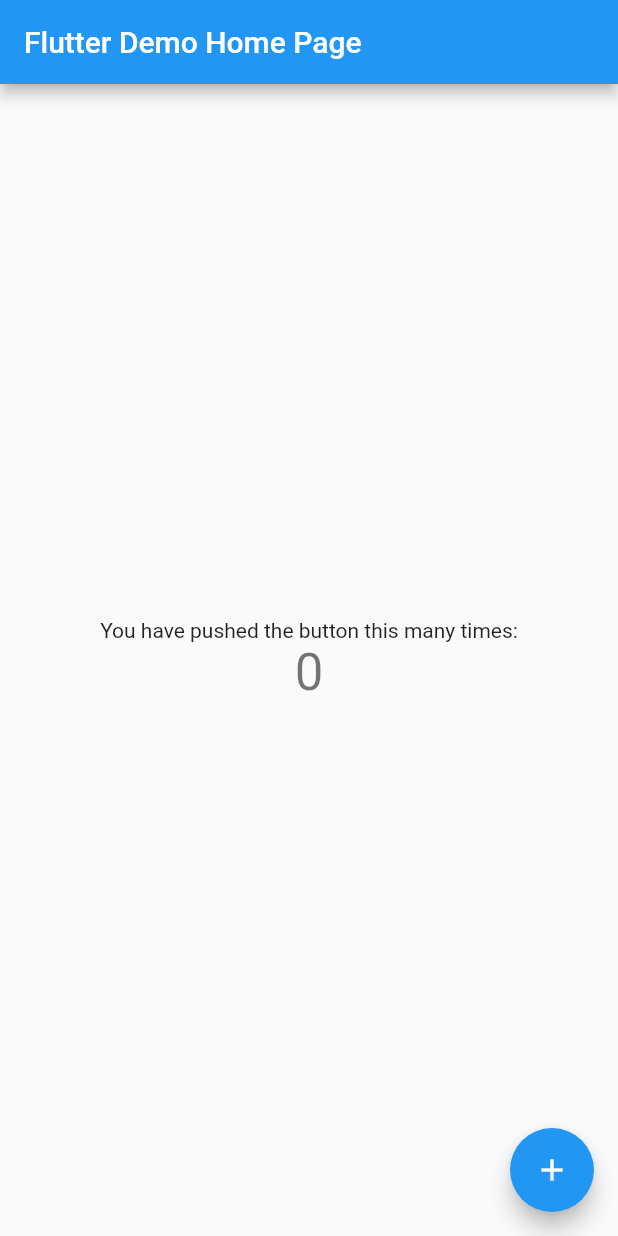
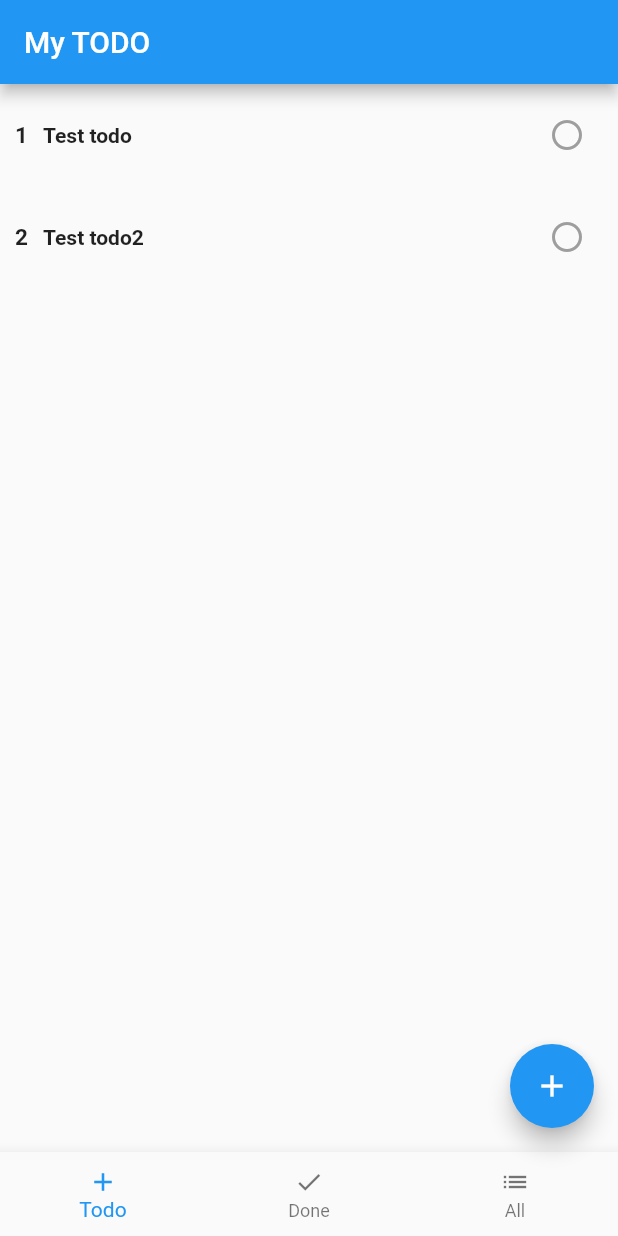
Before and after one commit to danihac/my_todo_flutter, a Flutter app: the screen it shows after launch, on a phone screen of 412 x 824 dp. Run offline on Flutter 3.47's test engine with Material 2 defaults, Android fonts, the phone set to English and light mode, and no system bars; our stand-ins replace rxdart.

Commit message:
prepare first part in live code time

```diff
--- a/lib/main.dart
+++ b/lib/main.dart
@@ -1,4 +1,5 @@
 import 'package:flutter/material.dart';
+import 'package:my_todo_flutter/todo_view.dart';
 
 void main() {
   runApp(const MyApp());
@@ -13,15 +14,6 @@
     return MaterialApp(
       title: 'Flutter Demo',
       theme: ThemeData(
-        // This is the theme of your application.
-        //
-        // Try running your application with "flutter run". You'll see the
-        // application has a blue toolbar. Then, without quitting the app, try
-        // changing the primarySwatch below to Colors.green and then invoke
-        // "hot reload" (press "r" in the console where you ran "flutter run",
-        // or simply save your changes to "hot reload" in a Flutter IDE).
-        // Notice that the counter didn't reset back to zero; the application
-        // is not restarted.
         primarySwatch: Colors.blue,
       ),
       home: const MyHomePage(title: 'Flutter Demo Home Page'),
@@ -31,16 +23,6 @@
 
 class MyHomePage extends StatefulWidget {
   const MyHomePage({Key? key, required this.title}) : super(key: key);
-
-  // This widget is the home page of your application. It is stateful, meaning
-  // that it has a State object (defined below) that contains fields that affect
-  // how it looks.
-
-  // This class is the configuration for the state. It holds the values (in this
-  // case the title) provided by the parent (in this case the App widget) and
-  // used by the build method of the State. Fields in a Widget subclass are
-  // always marked "final".
-
   final String title;
 
   @override
@@ -52,11 +34,6 @@
 
   void _incrementCounter() {
     setState(() {
-      // This call to setState tells the Flutter framework that something has
-      // changed in this State, which causes it to rerun the build method below
-      // so that the display can reflect the updated values. If we changed
-      // _counter without calling setState(), then the build method would not be
-      // called again, and so nothing would appear to happen.
       _counter++;
     });
   }
@@ -69,47 +46,49 @@
     // The Flutter framework has been optimized to make rerunning build methods
     // fast, so that you can just rebuild anything that needs updating rather
     // than having to individually change instances of widgets.
-    return Scaffold(
-      appBar: AppBar(
-        // Here we take the value from the MyHomePage object that was created by
-        // the App.build method, and use it to set our appbar title.
-        title: Text(widget.title),
-      ),
-      body: Center(
-        // Center is a layout widget. It takes a single child and positions it
-        // in the middle of the parent.
-        child: Column(
-          // Column is also a layout widget. It takes a list of children and
-          // arranges them vertically. By default, it sizes itself to fit its
-          // children horizontally, and tries to be as tall as its parent.
-          //
-          // Invoke "debug painting" (press "p" in the console, choose the
-          // "Toggle Debug Paint" action from the Flutter Inspector in Android
-          // Studio, or the "Toggle Debug Paint" command in Visual Studio Code)
-          // to see the wireframe for each widget.
-          //
-          // Column has various properties to control how it sizes itself and
-          // how it positions its children. Here we use mainAxisAlignment to
-          // center the children vertically; the main axis here is the vertical
-          // axis because Columns are vertical (the cross axis would be
-          // horizontal).
-          mainAxisAlignment: MainAxisAlignment.center,
-          children: <Widget>[
-            const Text(
-              'You have pushed the button this many times:',
-            ),
-            Text(
-              '$_counter',
-              style: Theme.of(context).textTheme.headline4,
-            ),
-          ],
-        ),
-      ),
-      floatingActionButton: FloatingActionButton(
-        onPressed: _incrementCounter,
-        tooltip: 'Increment',
-        child: const Icon(Icons.add),
-      ), // This trailing comma makes auto-formatting nicer for build methods.
-    );
+    return const TodoView();
+
+    // Scaffold(
+    //   appBar: AppBar(
+    //     // Here we take the value from the MyHomePage object that was created by
+    //     // the App.build method, and use it to set our appbar title.
+    //     title: Text(widget.title),
+    //   ),
+    //   body: Center(
+    //     // Center is a layout widget. It takes a single child and positions it
+    //     // in the middle of the parent.
+    //     child: Column(
+    //       // Column is also a layout widget. It takes a list of children and
+    //       // arranges them vertically. By default, it sizes itself to fit its
+    //       // children horizontally, and tries to be as tall as its parent.
+    //       //
+    //       // Invoke "debug painting" (press "p" in the console, choose the
+    //       // "Toggle Debug Paint" action from the Flutter Inspector in Android
+    //       // Studio, or the "Toggle Debug Paint" command in Visual Studio Code)
+    //       // to see the wireframe for each widget.
+    //       //
+    //       // Column has various properties to control how it sizes itself and
+    //       // how it positions its children. Here we use mainAxisAlignment to
+    //       // center the children vertically; the main axis here is the vertical
+    //       // axis because Columns are vertical (the cross axis would be
+    //       // horizontal).
+    //       mainAxisAlignment: MainAxisAlignment.center,
+    //       children: <Widget>[
+    //         const Text(
+    //           'You have pushed the button this many times:',
+    //         ),
+    //         Text(
+    //           '$_counter',
+    //           style: Theme.of(context).textTheme.headline4,
+    //         ),
+    //       ],
+    //     ),
+    //   ),
+    //   floatingActionButton: FloatingActionButton(
+    //     onPressed: _incrementCounter,
+    //     tooltip: 'Increment',
+    //     child: const Icon(Icons.add),
+    //   ), // This trailing comma makes auto-formatting nicer for build methods.
+    // );
   }
 }
--- /dev/null
+++ b/lib/models/todo_model.dart
@@ -0,0 +1,13 @@
+class TodoModel {
+  int? id;
+  String text;
+  int priority;
+  bool isComplete;
+
+  TodoModel({
+    this.id,
+    required this.text,
+    required this.priority,
+    this.isComplete = false,
+  });
+}
--- /dev/null
+++ b/lib/services/todo_repository.dart
@@ -0,0 +1,45 @@
+import 'package:my_todo_flutter/models/todo_model.dart';
+import 'package:rxdart/rxdart.dart';
+
+class TodoRepository {
+  static final instance = TodoRepository();
+
+  final List<TodoModel> _todos = [];
+  int _selectedFilter = 0;
+
+  final todos$ = BehaviorSubject<List<TodoModel>>();
+
+  void addNewItem(TodoModel todo) {
+    todo.id = _todos.length;
+
+    _todos.add(todo);
+    todos$.add(_todos);
+  }
+
+  void markAsDone(int id) {
+    var myTodo = _todos.firstWhere((element) => element.id == id);
+    myTodo.isComplete = !myTodo.isComplete;
+    updateTodoState();
+  }
+
+  void filter(int idx) {
+    _selectedFilter = idx;
+    updateTodoState();
+  }
+
+  void updateTodoState() {
+    switch (_selectedFilter) {
+      case 0:
+        todos$.add(
+            _todos.where((element) => element.isComplete == false).toList());
+        break;
+      case 1:
+        todos$.add(
+            _todos.where((element) => element.isComplete == true).toList());
+        break;
+      case 2:
+        todos$.add(_todos);
+        break;
+    }
+  }
+}
--- /dev/null
+++ b/lib/todo_view.dart
@@ -0,0 +1,96 @@
+import 'package:flutter/material.dart';
+import 'package:my_todo_flutter/models/todo_model.dart';
+import 'package:my_todo_flutter/services/todo_repository.dart';
+import 'package:my_todo_flutter/widgets/todo_add_new.dart';
+import 'package:my_todo_flutter/widgets/todo_list.dart';
+
+class TodoView extends StatefulWidget {
+  const TodoView({Key? key}) : super(key: key);
+
+  @override
+  _TodoViewState createState() => _TodoViewState();
+}
+
+class _TodoViewState extends State<TodoView> {
+  final TodoRepository _todoRepository = TodoRepository.instance;
+  int _selectedTab = 0;
+  final textController = TextEditingController();
+
+  @override
+  void initState() {
+    super.initState();
+    _todoRepository
+        .addNewItem(TodoModel(id: 0, text: 'Test todo', priority: 1));
+    _todoRepository
+        .addNewItem(TodoModel(id: 1, text: 'Test todo2', priority: 2));
+  }
+
+  @override
+  Widget build(BuildContext context) {
+    return Scaffold(
+        appBar: AppBar(
+          title: const Text('My TODO'),
+        ),
+        body: StreamBuilder<List<TodoModel>>(
+            stream: _todoRepository.todos$,
+            builder: (_, stream) {
+              return TodoList(todos: stream.data ?? []);
+            }),
+        bottomNavigationBar: BottomNavigationBar(
+          items: [
+            const BottomNavigationBarItem(
+                icon: Icon(Icons.add, size: 20), label: 'Todo'),
+            const BottomNavigationBarItem(
+                icon: Icon(Icons.done, size: 20), label: 'Done'),
+            const BottomNavigationBarItem(
+                icon: Icon(Icons.list, size: 20), label: 'All'),
+          ].toList(),
+          currentIndex: _selectedTab,
+          onTap: (int idx) {
+            _onItemTapped(idx);
+          },
+        ),
+        floatingActionButton: FloatingActionButton(
+          onPressed: () => _startAddingNewTask(context),
+          tooltip: 'Add new task',
+          child: const Icon(Icons.add),
+        ));
+  }
+
+  void _addNewTask(String text, int priority) {
+    _todoRepository.addNewItem(TodoModel(text: text, priority: priority));
+  }
+
+  void _addNewTaskWithAnimation(String text, int priority) {
+    // TODO: add animation
+    _todoRepository.addNewItem(TodoModel(text: text, priority: priority));
+  }
+
+  void _startAddingNewTask(BuildContext ctx) {
+    showModalBottomSheet(
+        context: ctx,
+        isScrollControlled: true,
+        builder: (_) {
+          return Padding(
+            padding: MediaQuery.of(context).viewInsets,
+            child: Container(
+              padding: const EdgeInsets.all(10),
+              child: Column(
+                mainAxisSize: MainAxisSize.min,
+                crossAxisAlignment: CrossAxisAlignment.start,
+                children: <Widget>[
+                  TodoAddNewItem(_addNewTaskWithAnimation),
+                ],
+              ),
+            ),
+          );
+        });
+  }
+
+  void _onItemTapped(int index) {
+    setState(() {
+      _selectedTab = index;
+      _todoRepository.filter(index);
+    });
+  }
+}
--- /dev/null
+++ b/lib/widgets/todo_item.dart
@@ -0,0 +1,48 @@
+import 'package:flutter/material.dart';
+import 'package:my_todo_flutter/models/todo_model.dart';
+import 'package:my_todo_flutter/services/todo_repository.dart';
+
+class TodoItem extends StatelessWidget {
+  final TodoModel todo;
+  final TodoRepository _todoRepository = TodoRepository.instance;
+
+  TodoItem({Key? key, required this.todo}) : super(key: key);
+
+  @override
+  Widget build(BuildContext context) {
+    return Padding(
+      padding: const EdgeInsets.all(10.0),
+      child: Row(
+        children: [
+          Padding(
+            padding: const EdgeInsets.only(right: 10),
+            child: Text(
+              todo.priority.toString(),
+              style: TextStyle(
+                fontWeight:
+                    todo.priority < 3 ? FontWeight.bold : FontWeight.normal,
+                fontSize: 15,
+              ),
+            ),
+          ),
+          Expanded(
+              child: Text(
+            todo.text,
+            style: TextStyle(
+                fontWeight:
+                    todo.isComplete ? FontWeight.normal : FontWeight.bold),
+          )),
+          IconButton(
+            onPressed: () => _markAsDone(),
+            icon: Icon(todo.isComplete ? Icons.done : Icons.circle_outlined),
+            color: todo.isComplete ? Colors.green : Colors.grey,
+          ),
+        ],
+      ),
+    );
+  }
+
+  void _markAsDone() {
+    _todoRepository.markAsDone(todo.id ?? 0);
+  }
+}
--- /dev/null
+++ b/lib/widgets/todo_list.dart
@@ -0,0 +1,19 @@
+import 'package:flutter/material.dart';
+import 'package:my_todo_flutter/models/todo_model.dart';
+import 'package:my_todo_flutter/widgets/todo_item.dart';
+
+class TodoList extends StatelessWidget {
+  final List<TodoModel> todos;
+
+  const TodoList({Key? key, required this.todos}) : super(key: key);
+
+  @override
+  Widget build(BuildContext context) {
+    return ListView.builder(
+        itemCount: todos.length,
+        shrinkWrap: true,
+        itemBuilder: (BuildContext context, int index) {
+          return TodoItem(todo: todos.elementAt(index));
+        });
+  }
+}
--- a/pubspec.yaml
+++ b/pubspec.yaml
@@ -45,6 +45,7 @@
   # package. See that file for information about deactivating specific lint
   # rules and activating additional ones.
   flutter_lints: ^1.0.0
+  rxdart: ^0.27.3
 
 # For information on the generic Dart part of this file, see the
 # following page: https://dart.dev/tools/pub/pubspec
```
Also changed, not shown: lib/widgets/todo_add_new.dart (added, +48 -0 lines), pubspec.lock.
